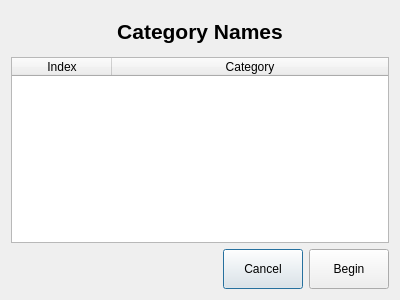
KarolBo/labeling_tool, file class_names.ui: the form before one commit.
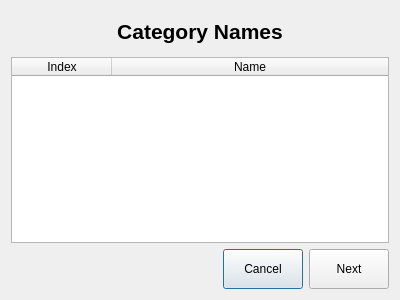
The form after the commit.

Patch:
```diff
--- a/class_names.ui
+++ b/class_names.ui
@@ -95,7 +95,7 @@
      </column>
      <column>
       <property name="text">
-       <string>Category</string>
+       <string>Name</string>
       </property>
      </column>
     </widget>
@@ -155,7 +155,7 @@
         </size>
        </property>
        <property name="text">
-        <string>Begin</string>
+        <string>Next</string>
        </property>
       </widget>
      </item>
```
